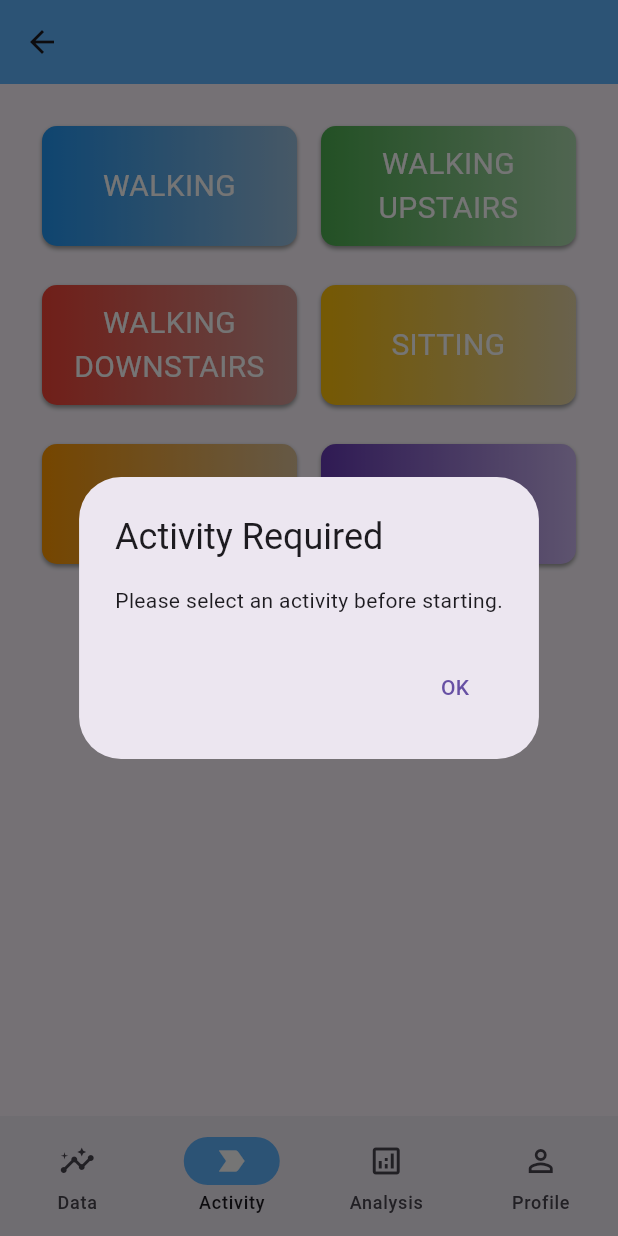
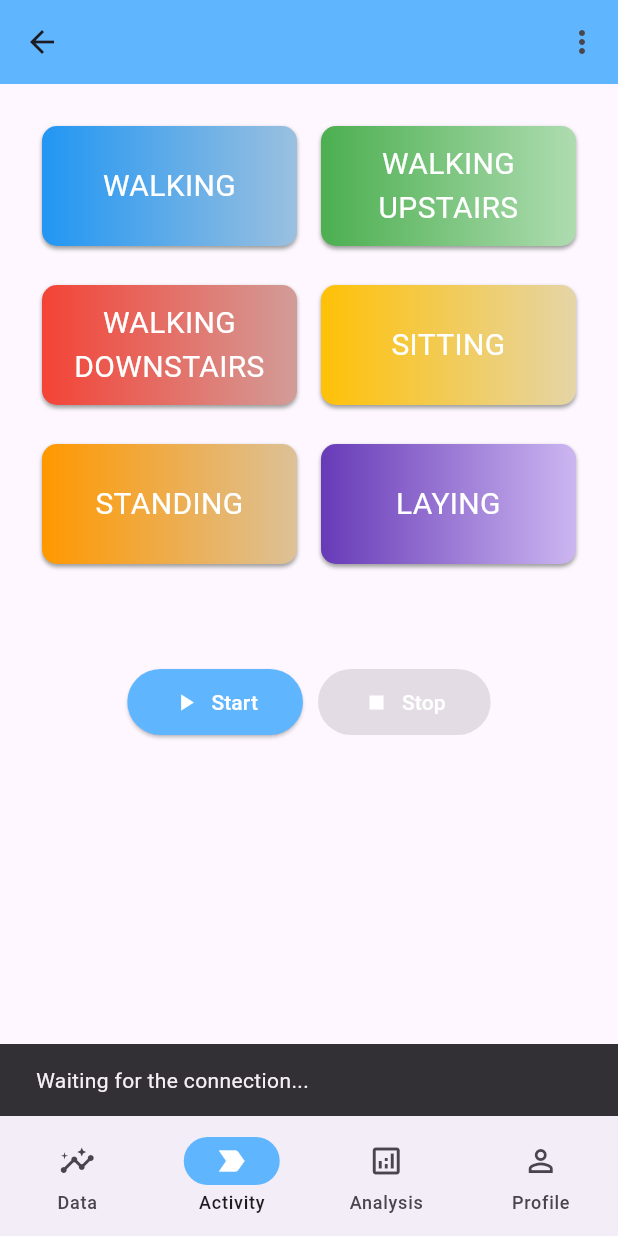
Before and after one commit to T-Soni/TinyML, a Flutter app: the HomePage screen opened by its route, item 2 of the bottom bar chosen, after a tap on "Start", on a phone screen of 412 x 824 dp. Run offline on Flutter 3.47's test engine with Material 3 defaults, Android fonts, the phone set to English and light mode, and no system bars; our stand-ins replace fl_chart, shared_preferences; missing offline and left inert: mqtt_client; accounts and stored records are empty.

Commit message:
added pop up menu for connections

```diff
--- a/fitwatch/lib/activityPage.dart
+++ b/fitwatch/lib/activityPage.dart
@@ -1,6 +1,7 @@
 import 'package:fitwatch/widgets/gradientButton.dart';
 import 'package:flutter/material.dart';
 import 'package:shared_preferences/shared_preferences.dart';
+import 'package:fitwatch/globals.dart' as globals;
 
 class AnnotateActivity extends StatefulWidget {
   final Function(String) onStart;
@@ -173,7 +174,17 @@ class _AnnotateActivityState extends State<AnnotateActivity> {
       child: Row(
         children: [
           ElevatedButton.icon(
-            onPressed: () => _handleStartPressed(context),
+            onPressed: () {
+              if(globals.isConnected){
+                 _handleStartPressed(context);
+              }
+              else{
+                ScaffoldMessenger.of(context).showSnackBar(
+                  SnackBar(content: Text("Waiting for the connection...")),
+                );
+              }
+
+            } ,
             icon: Icon(
               Icons.play_arrow,
               color: Colors.white,
--- a/fitwatch/lib/globals.dart
+++ b/fitwatch/lib/globals.dart
@@ -5,3 +5,5 @@ String age = "";
 String height = "";
 String weight = "";
 String uid = "";
+bool isConnected = false;
+bool isConnecting = false;
--- a/fitwatch/lib/home.dart
+++ b/fitwatch/lib/home.dart
@@ -1,5 +1,3 @@
-// _client = MqttServerClient.withPort('192.168.29.16', 'flutter_client', 1883);
-// _client.subscribe('wearable/sensor_data', MqttQos.atLeastOnce);
 import 'dart:async';
 
 import 'package:fitwatch/activityPage.dart';
@@ -11,6 +9,10 @@ import 'package:mqtt_client/mqtt_client.dart';
 import 'package:mqtt_client/mqtt_server_client.dart';
 import 'package:shared_preferences/shared_preferences.dart';
 import 'dart:convert';
+
+import 'package:fitwatch/globals.dart' as globals;
+
+enum ConnectionType { bluetooth, mqtt }
 
 class HomePage extends StatefulWidget {
   const HomePage({super.key});
@@ -24,9 +26,11 @@ class _HomePage extends State<HomePage> {
   late MqttServerClient _client;
   String _status = "Disconnected";
   List<Map<String, dynamic>> _dataHistory = [];
+  ConnectionType? selectedConnection;
 
   String? _currentActivity;
   bool _isCollecting = false;
+
   final List<Map<String, dynamic>> _newDataBuffer = [];
 
   StreamSubscription<List<MqttReceivedMessage<MqttMessage>>>? _mqttSubscription;
@@ -35,7 +39,7 @@ class _HomePage extends State<HomePage> {
   void initState() {
     super.initState();
     _loadSavedData();
-    _connectToMqtt();
+    // _connectToMqtt();
   }
 
   Future<void> _loadSavedData() async {
@@ -51,10 +55,15 @@ class _HomePage extends State<HomePage> {
 
   Future<void> _saveData() async {
     final prefs = await SharedPreferences.getInstance();
+
     await prefs.setString('sensor_data_history', jsonEncode(_dataHistory));
   }
 
   Future<void> _connectToMqtt() async {
+    setState(() {
+      globals.isConnecting = true;
+      _status = "Connecting...";
+    });
     //Replace IP_ADDRESS with the actual MQTT broker IP
 
     _client =
@@ -66,7 +75,7 @@ class _HomePage extends State<HomePage> {
 
     try {
       await _client.connect();
-
+      // _client.subscribe('wearable/sensor_data', MqttQos.atLeastOnce);
       _client.subscribe('sensor/esp', MqttQos.atLeastOnce);
       _client.updates?.listen((messages) {
         final message = messages[0].payload as MqttPublishMessage;
@@ -77,13 +86,27 @@ class _HomePage extends State<HomePage> {
       });
     } catch (e) {
       if (!mounted) return;
-      setState(() => _status = "Connection failed");
+      setState(() {
+        _status = "Connection failed";
+        globals.isConnecting = false;
+      });
+      ScaffoldMessenger.of(context).showSnackBar(
+        SnackBar(content: Text('MQTT Connection Failed')),
+      );
+      return;
     }
   }
 
   void _onConnected() {
     if (!mounted) return;
-    setState(() => _status = "Connected");
+    setState(() {
+      _status = "Connected";
+      globals.isConnecting = false;
+      globals.isConnected = true;
+    });
+    ScaffoldMessenger.of(context).showSnackBar(
+      SnackBar(content: Text("MQTT Connected")),
+    );
   }
 
   void _onDisconnected() {
@@ -137,6 +160,30 @@ class _HomePage extends State<HomePage> {
     return Scaffold(
       appBar: AppBar(
         backgroundColor: const Color.fromRGBO(96, 181, 255, 1),
+        actions: [
+          PopupMenuButton<ConnectionType>(
+              initialValue: selectedConnection,
+              onSelected: (ConnectionType connection) {
+                setState(() {
+                  selectedConnection = connection;
+                });
+                if (connection == ConnectionType.mqtt) {
+                  //trigger MQTT connection
+                  _connectToMqtt();
+                }
+              },
+              itemBuilder: (BuildContext context) =>
+                  <PopupMenuEntry<ConnectionType>>[
+                    const PopupMenuItem<ConnectionType>(
+                      value: ConnectionType.mqtt,
+                      child: Text('Connect via MQTT'),
+                    ),
+                    const PopupMenuItem<ConnectionType>(
+                      value: ConnectionType.bluetooth,
+                      child: Text("Connect via Bluetooth"),
+                    )
+                  ])
+        ],
       ),
       bottomNavigationBar: NavigationBar(
         onDestinationSelected: (int index) {
@@ -181,7 +228,11 @@ class _HomePage extends State<HomePage> {
           ),
         ],
       ),
-      body: IndexedStack(
+      body: Column(
+        children: [
+          if (globals.isConnecting) LinearProgressIndicator(color: Colors.white,),
+          Expanded(
+            child: IndexedStack(
               index: currentPageIndex,
               children: [
                 DataLogs(
@@ -203,6 +254,9 @@ class _HomePage extends State<HomePage> {
                 Profile(),
               ],
             ),
+          ),
+        ],
+      ),
     );
   }
 
```
Also changed, not shown: 1 other file. Lines whose indentation alone changed are shown as unchanged.
